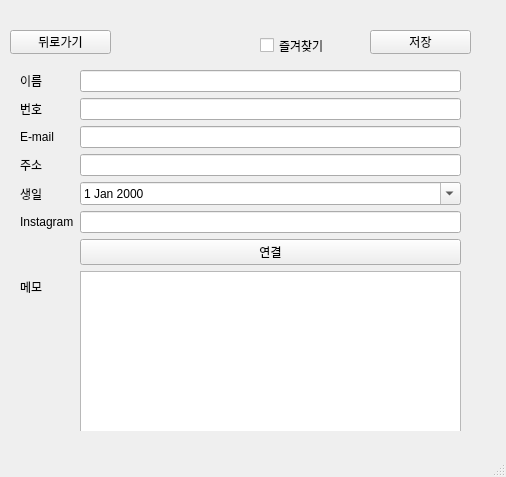
First picture: the form in mainwindow.ui, repository nawhis2/VEDA_QTproject, before the edit.
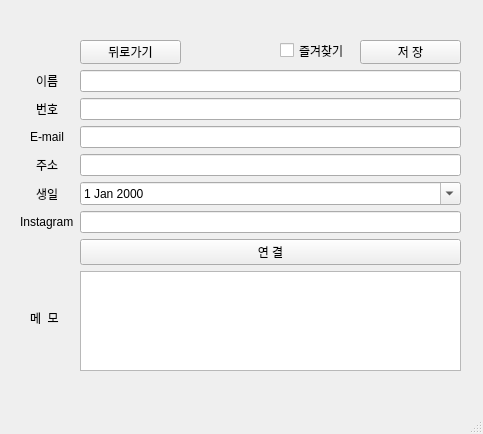
Second picture: the form after the edit. The open tabs and pages were chosen to show the change.

Diff of the .ui file:
```diff
--- a/mainwindow.ui
+++ b/mainwindow.ui
@@ -6,8 +6,8 @@
    <rect>
     <x>0</x>
     <y>0</y>
-    <width>506</width>
-    <height>477</height>
+    <width>483</width>
+    <height>434</height>
    </rect>
   </property>
   <property name="windowTitle">
@@ -19,8 +19,8 @@
      <rect>
       <x>0</x>
       <y>0</y>
-      <width>491</width>
-      <height>431</height>
+      <width>471</width>
+      <height>391</height>
      </rect>
     </property>
     <property name="currentIndex">
@@ -107,8 +107,8 @@
      <widget class="QPushButton" name="pushButton_Goback">
       <property name="geometry">
        <rect>
-        <x>10</x>
-        <y>30</y>
+        <x>80</x>
+        <y>40</y>
         <width>101</width>
         <height>24</height>
        </rect>
@@ -120,10 +120,10 @@
      <widget class="QCheckBox" name="checkBox_Favorite">
       <property name="geometry">
        <rect>
-        <x>260</x>
+        <x>280</x>
         <y>30</y>
-        <width>101</width>
-        <height>31</height>
+        <width>91</width>
+        <height>41</height>
        </rect>
       </property>
       <property name="text">
@@ -133,14 +133,14 @@
      <widget class="QPushButton" name="pushButton_Save">
       <property name="geometry">
        <rect>
-        <x>370</x>
-        <y>30</y>
+        <x>360</x>
+        <y>40</y>
         <width>101</width>
         <height>24</height>
        </rect>
       </property>
       <property name="text">
-       <string>저장</string>
+       <string>저 장</string>
       </property>
      </widget>
      <widget class="QWidget" name="formLayoutWidget">
@@ -149,10 +149,13 @@
         <x>20</x>
         <y>70</y>
         <width>441</width>
-        <height>391</height>
+        <height>301</height>
        </rect>
       </property>
       <layout class="QFormLayout" name="formLayout">
+       <property name="labelAlignment">
+        <set>Qt::AlignmentFlag::AlignCenter</set>
+       </property>
        <item row="0" column="0">
         <widget class="QLabel" name="label_Name">
          <property name="text">
@@ -217,25 +220,31 @@
        <item row="5" column="1">
         <widget class="QLineEdit" name="lineEdit_SNS"/>
        </item>
-       <item row="7" column="0">
-        <widget class="QLabel" name="label_Memo">
-         <property name="text">
-          <string>메모</string>
-         </property>
-        </widget>
-       </item>
        <item row="7" column="1">
         <widget class="QTextEdit" name="textEdit_Memo"/>
        </item>
        <item row="6" column="1">
         <widget class="QPushButton" name="pushButton_SNS">
          <property name="text">
-          <string>연결</string>
+          <string>연 결</string>
          </property>
         </widget>
        </item>
       </layout>
      </widget>
+     <widget class="QLabel" name="label">
+      <property name="geometry">
+       <rect>
+        <x>30</x>
+        <y>310</y>
+        <width>48</width>
+        <height>16</height>
+       </rect>
+      </property>
+      <property name="text">
+       <string>메  모</string>
+      </property>
+     </widget>
     </widget>
    </widget>
   </widget>
```
Left out of the diff: 33 changed lines with no effect on the pictures.
